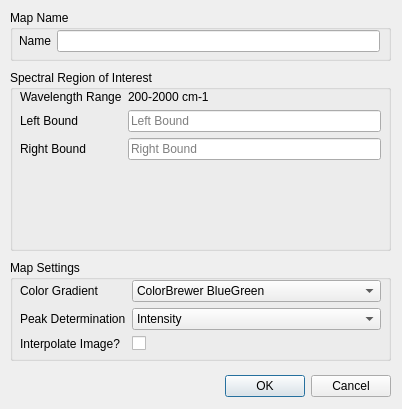
Before: the Qt Designer form univariatedialog.ui in VespucciProject/Vespucci, drawn with Qt 5.
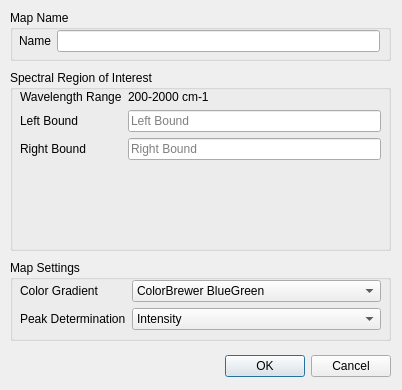
After: the same form once the commit is applied. Custom widgets are drawn as their Qt base class.

```diff
--- a/univariatedialog.ui
+++ b/univariatedialog.ui
@@ -7,7 +7,7 @@
     <x>0</x>
     <y>0</y>
     <width>402</width>
-    <height>409</height>
+    <height>390</height>
    </rect>
   </property>
   <property name="windowTitle">
@@ -17,7 +17,7 @@
    <property name="geometry">
     <rect>
      <x>50</x>
-     <y>370</y>
+     <y>350</y>
      <width>341</width>
      <height>32</height>
     </rect>
@@ -112,7 +112,7 @@
      <x>10</x>
      <y>260</y>
      <width>381</width>
-     <height>101</height>
+     <height>81</height>
     </rect>
    </property>
    <property name="title">
@@ -124,7 +124,7 @@
       <x>10</x>
       <y>20</y>
       <width>361</width>
-      <height>71</height>
+      <height>51</height>
      </rect>
     </property>
     <layout class="QFormLayout" name="formLayout_3">
@@ -313,20 +313,6 @@
        </item>
       </widget>
      </item>
-     <item row="2" column="0">
-      <widget class="QLabel" name="label_8">
-       <property name="text">
-        <string>Interpolate Image?</string>
-       </property>
-      </widget>
-     </item>
-     <item row="2" column="1">
-      <widget class="QCheckBox" name="interpolateCheckBox">
-       <property name="text">
-        <string/>
-       </property>
-      </widget>
-     </item>
     </layout>
    </widget>
   </widget>
```
